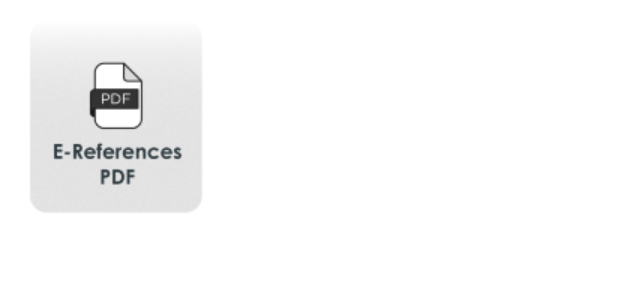
After one commit to takdim/APAINI, an Android app: the layout item_rv_e_references_pdf.xml on its own in the app's theme, with its tools: preview values and no code run, on a phone screen of 412 x 824 dp. The commit adds this screen. Shown: the top 300 px of the screen. Run offline under Robolectric (Android 15) with nearby library versions, the phone set to English and light mode, and no system bars.

Commit message:
add recyclerview pdf in e references pdf activity

```diff
--- /dev/null
+++ b/app/src/main/res/layout/item_rv_e_references_pdf.xml
@@ -0,0 +1,20 @@
+<?xml version="1.0" encoding="utf-8"?>
+<androidx.constraintlayout.widget.ConstraintLayout xmlns:android="http://schemas.android.com/apk/res/android"
+    xmlns:app="http://schemas.android.com/apk/res-auto"
+    android:layout_width="wrap_content"
+    android:layout_height="wrap_content"
+    android:layout_marginBottom="12dp"
+    xmlns:tools="http://schemas.android.com/tools">
+
+    <ImageView
+        android:id="@+id/iv_cover_item_e_references_pdf"
+        android:layout_width="150dp"
+        android:layout_height="150dp"
+        android:scaleType="centerCrop"
+        app:layout_constraintBottom_toBottomOf="parent"
+        app:layout_constraintEnd_toEndOf="parent"
+        app:layout_constraintStart_toStartOf="parent"
+        app:layout_constraintTop_toTopOf="parent"
+        tools:background="@drawable/bg_btn_e_pdf" />
+
+</androidx.constraintlayout.widget.ConstraintLayout>
```
Also changed, not shown: app/src/main/java/com/example/myapplication/EReferencesPDFActivity.java (+67 -1 lines), app/src/main/java/com/example/myapplication/PDFAdapter.java (added, +65 -0 lines), app/src/main/java/com/example/myapplication/PDFModel.java (added, +13 -0 lines), app/src/main/res/layout/activity_e_references_pdf.xml (+22 -0 lines).
